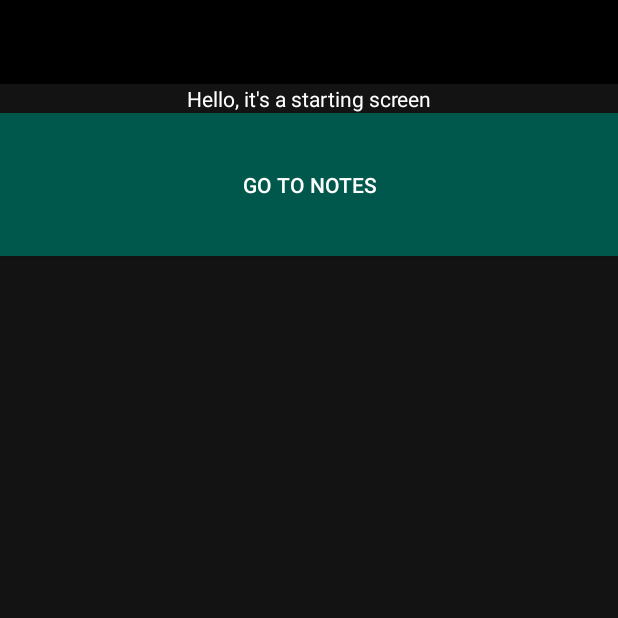
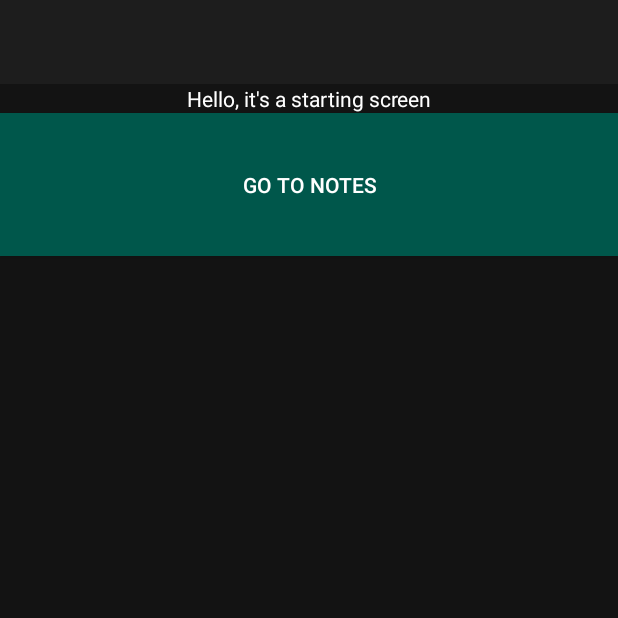
Before and after one commit to KrizzyK/LifeAssistant, an Android app: the screen it shows after launch (BaseDrawerActivity), on a phone screen of 412 x 824 dp, the top half of it. Run offline under Robolectric (Android 15) with nearby library versions, the light colour scheme and no system bars.

Commit message:
Added some items to drawer, implemented back button and changed colors a bit

```diff
--- a/app/src/main/AndroidManifest.xml
+++ b/app/src/main/AndroidManifest.xml
@@ -19,11 +19,6 @@
                 <category android:name="android.intent.category.LAUNCHER" />
             </intent-filter>
         </activity>
-        <activity android:name=".StartScreenActivity">
-            <intent-filter>
-                <category android:name="android.intent.category.LAUNCHER" />
-            </intent-filter>
-        </activity>
         <activity android:name=".BaseDrawerActivity">
             <intent-filter>
                 <action android:name="android.intent.action.MAIN" />
--- a/app/src/main/java/com/example/lifeassistant/BaseDrawerActivity.java
+++ b/app/src/main/java/com/example/lifeassistant/BaseDrawerActivity.java
@@ -1,24 +1,64 @@
+/* important links
+https://stackoverflow.com/questions/31367599/how-to-update-recyclerview-adapter-data
+https://stackoverflow.com/questions/21974361/which-java-collection-should-i-use
+https://stackoverflow.com/questions/2736389/how-to-pass-an-object-from-one-activity-to-another-on-android -> Bundle method (y)
+https://developer.android.com/training/data-storage
+https://developer.android.com/training/data-storage/room
+https://www.androidauthority.com/how-to-store-data-locally-in-android-app-717190/
+https://stackoverflow.com/questions/36095691/android-navigationdrawer-multiple-activities-same-menu
+
+*/
 package com.example.lifeassistant;
 
 import android.content.Intent;
 import android.os.Bundle;
+import android.view.MenuItem;
 import android.view.View;
 import android.widget.Button;
 import android.widget.FrameLayout;
+import android.widget.Toast;
 
+import androidx.annotation.NonNull;
 import androidx.annotation.Nullable;
+import androidx.appcompat.app.ActionBarDrawerToggle;
 import androidx.appcompat.app.AppCompatActivity;
+import androidx.appcompat.widget.Toolbar;
+import androidx.core.view.GravityCompat;
+import androidx.drawerlayout.widget.DrawerLayout;
+
+import com.google.android.material.navigation.NavigationView;
 
 public class BaseDrawerActivity extends AppCompatActivity { // drawer and navigationView code here
     private Button goToNotesActivity;
+    DrawerLayout drawerLayout;
+    NavigationView navigationView;
+    Toolbar toolbar;
     @Override
     protected void onCreate(@Nullable Bundle savedInstanceState) {
         super.onCreate(savedInstanceState);
         setContentView(R.layout.main_drawer_layout);
+        navigationView = (NavigationView) findViewById(R.id.nav_view);
+        drawerLayout = (DrawerLayout) findViewById(R.id.drawer_layout);
+        toolbar = (Toolbar) findViewById(R.id.toolbar);
+        ActionBarDrawerToggle actionBarDrawerToggle = new ActionBarDrawerToggle(this, drawerLayout, toolbar,R.string.navigation_drawer_open, R.string.navigation_drawer_close);
+        drawerLayout.addDrawerListener(actionBarDrawerToggle);
+        navigationView.setNavigationItemSelectedListener(new NavigationView.OnNavigationItemSelectedListener() {
+            @Override
+            public boolean onNavigationItemSelected(@NonNull MenuItem menuItem) {
+                switch(menuItem.getItemId()) {
+                    case R.id.item1:
+                        Toast.makeText(BaseDrawerActivity.this, "Hehe dziala", Toast.LENGTH_SHORT).show();
+                        break;
+                    case R.id.item2:
+                        break;//....
 
-        FrameLayout contentFrameLayout = (FrameLayout) findViewById(R.id.content_frame); //Remember this is the FrameLayout area within your activity_main.xml
+                }
+                drawerLayout.closeDrawers();
+                return false;
+            }
+        });
+        FrameLayout contentFrameLayout = (FrameLayout) findViewById(R.id.content_frame);
         getLayoutInflater().inflate(R.layout.start_screen_layout, contentFrameLayout);
-
         goToNotesActivity = (Button) findViewById(R.id.startToNotesButton);
         goToNotesActivity.setOnClickListener(new View.OnClickListener() {
             @Override
@@ -28,4 +68,13 @@ public class BaseDrawerActivity extends AppCompatActivity { // drawer and naviga
         });
 
     }
+
+    @Override
+    public void onBackPressed() {
+        if(drawerLayout.isDrawerOpen(GravityCompat.START)) {
+            drawerLayout.closeDrawers();
+        } else {
+            finish();
+        }
+    }
 }
--- a/app/src/main/res/layout/main_drawer_layout.xml
+++ b/app/src/main/res/layout/main_drawer_layout.xml
@@ -1,7 +1,7 @@
 <?xml version="1.0" encoding="utf-8"?>
-<androidx.drawerlayout.widget.DrawerLayout
-    xmlns:android="http://schemas.android.com/apk/res/android"
+<androidx.drawerlayout.widget.DrawerLayout xmlns:android="http://schemas.android.com/apk/res/android"
     xmlns:tools="http://schemas.android.com/tools"
+    xmlns:app="http://schemas.android.com/apk/res-auto"
     android:id="@+id/drawer_layout"
     android:layout_width="match_parent"
     android:layout_height="match_parent"
@@ -28,7 +28,11 @@
         android:layout_height="match_parent"
         android:layout_gravity="start"
         android:fitsSystemWindows="true"
-        android:background="@color/backgroundColor"/>
+        android:background="@color/backgroundColor"
+        app:itemTextColor="@color/textColor"
+        android:textAlignment="center"
+        app:headerLayout="@layout/navigation_drawer_header"
+        app:menu="@menu/drawer_menu"/>
         <!--w srodku NavigationView powinno znajdowac sie wszystko co ma byc w szafce-->
 
 
--- a/app/src/main/res/layout/toolbar_layout.xml
+++ b/app/src/main/res/layout/toolbar_layout.xml
@@ -19,7 +19,7 @@
                 android:id="@+id/toolbar"
                 android:layout_width="match_parent"
                 android:layout_height="?attr/actionBarSize"
-                android:background="?attr/colorPrimary" />
+                android:background="@color/toolbarColor"/>
 
         </com.google.android.material.appbar.AppBarLayout>
     </LinearLayout>
--- /dev/null
+++ b/app/src/main/res/menu/drawer_menu.xml
@@ -0,0 +1,30 @@
+<?xml version="1.0" encoding="utf-8"?>
+<menu xmlns:app="http://schemas.android.com/apk/res-auto"
+    xmlns:android="http://schemas.android.com/apk/res/android"
+    xmlns:tools="http://schemas.android.com/tools"
+    tools:showIn="nav_view">
+    <group android:checkableBehavior="single">
+        <item android:title="Item1"
+            android:icon="@color/colorAccent"
+            android:id="@+id/item1"/>
+        <item android:title="Item2"
+            android:icon="@drawable/abc_vector_test"
+            android:id="@+id/item2"/>
+        <item android:title="Item3"
+            android:icon="@color/colorAccent"
+            android:id="@+id/item3"/>
+    </group>
+
+    <item android:title="Druga grupa">
+        <menu>
+            <item
+                android:id="@+id/nav_share"
+                android:icon="@drawable/ic_launcher_foreground"
+                android:title="Share" />
+            <item
+                android:id="@+id/nav_send"
+                android:icon="@drawable/abc_vector_test"
+                android:title="Send" />
+        </menu>
+    </item>
+</menu>
--- /dev/null
+++ b/app/src/main/res/values-v21/colors.xml
@@ -0,0 +1,4 @@
+<?xml version="1.0" encoding="utf-8"?>
+<resources>
+    <color name="toolbarColor">#1D1D1D</color>
+</resources>
--- a/app/src/main/res/values-v21/styles.xml
+++ b/app/src/main/res/values-v21/styles.xml
@@ -7,5 +7,6 @@
         <item name="colorAccent">@color/colorAccent</item>
         <item name="android:windowDrawsSystemBarBackgrounds">false</item>
         <item name="android:fitsSystemWindows">true</item>
+        <item name="android:actionMenuTextColor">@color/textColor</item>
     </style>
 </resources>
--- a/app/src/main/res/values/colors.xml
+++ b/app/src/main/res/values/colors.xml
@@ -6,4 +6,5 @@
     <color name="noteColor">#1D1D1D</color>
     <color name="backgroundColor">#131313</color>
     <color name="textColor">#FFFF</color>
+    <color name="toolbarColor">#1D1D1D</color>
 </resources>
--- a/app/src/main/res/values/strings.xml
+++ b/app/src/main/res/values/strings.xml
@@ -1,4 +1,6 @@
 <resources>
     <string name="app_name">Life Assistant</string>
     <string name="MainTopText">Life Assistant</string>
+    <string name="navigation_drawer_open">Open navigation drawer</string>
+    <string name="navigation_drawer_close">Close navigation drawer</string>
 </resources>
--- a/app/src/main/res/values/styles.xml
+++ b/app/src/main/res/values/styles.xml
@@ -11,6 +11,8 @@
         <item name="colorPrimary">@color/primaryAppColor</item>
         <item name="colorPrimaryDark">@color/primaryAppDarkColor</item>
         <item name="colorAccent">@color/colorAccent</item>
+        <item name="android:fitsSystemWindows">true</item>
+        <item name="android:itemTextAppearance">@color/textColor</item>
     </style>
 
 </resources>
```
Also changed, not shown: app/src/main/java/com/example/lifeassistant/NoteListActivity.java (+8 -18 lines), app/src/main/java/com/example/lifeassistant/OpenedNoteActivity.java (+9 -2 lines), app/src/main/java/com/example/lifeassistant/StartScreenActivity.java (deleted, +0 -16 lines), app/src/main/res/drawable/ic_search_black_24dp.xml (added, +9 -0 lines), app/src/main/res/layout/navigation_drawer_header.xml (added, +35 -0 lines), 1 other file.
